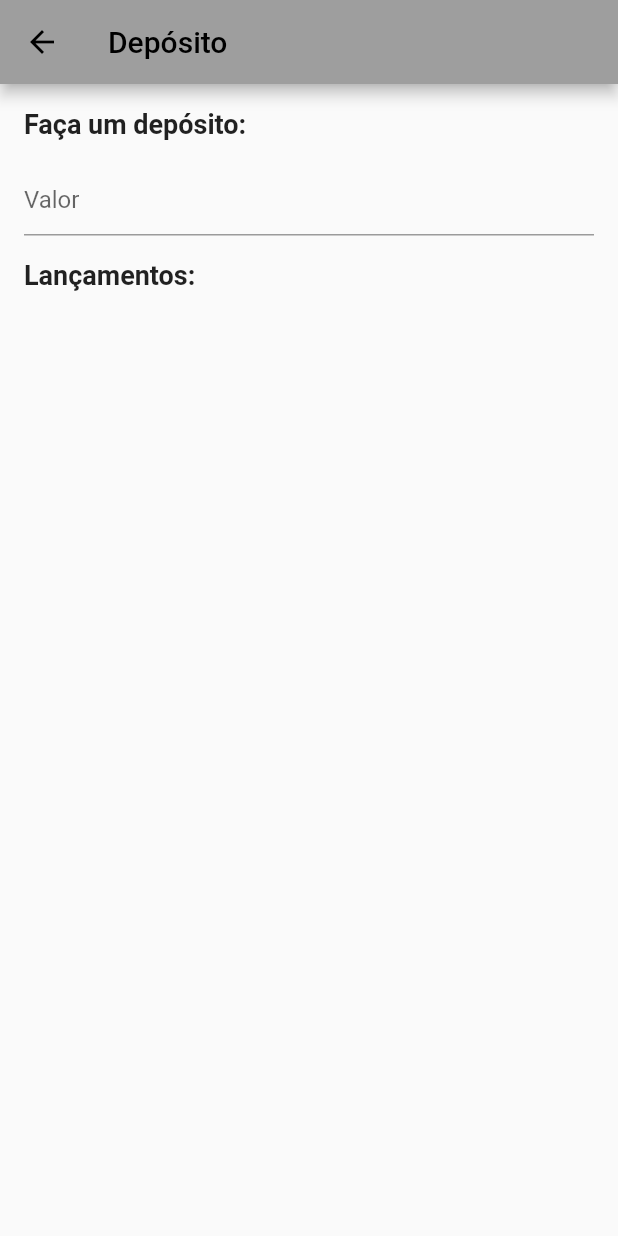
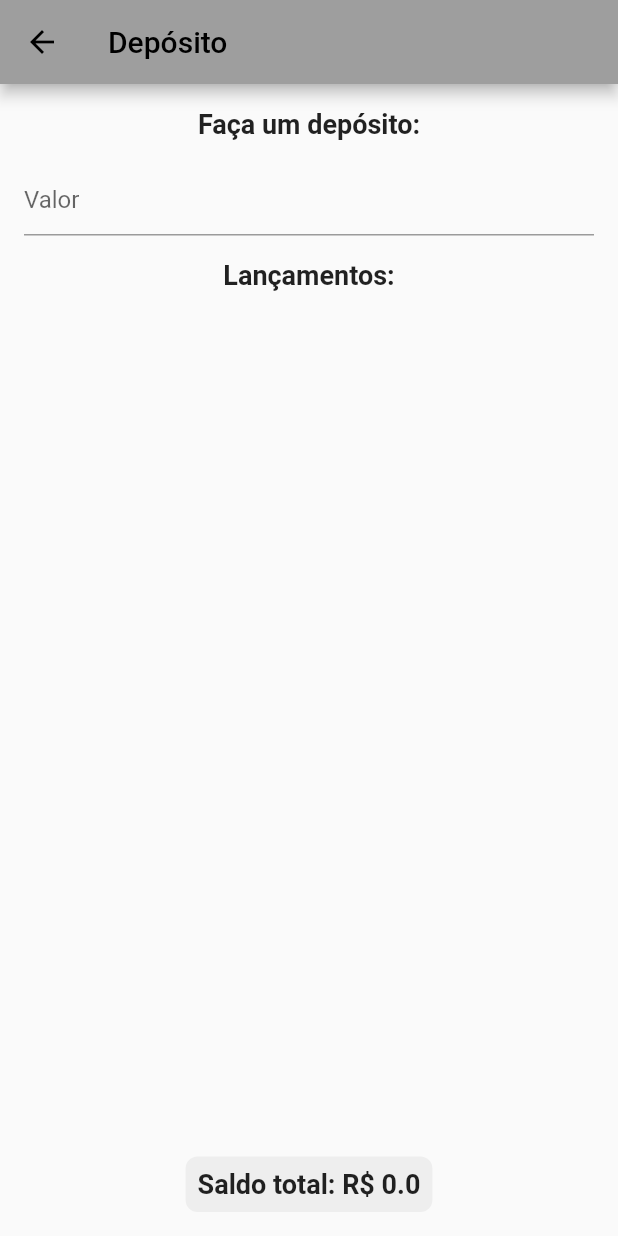
Before and after one commit to Lucasilvabr/MyWallet, a Flutter app: the deposito screen opened directly, on a phone screen of 412 x 824 dp. Run offline on Flutter 3.47's test engine with Material 2 defaults, Android fonts, the phone set to English and light mode, and no system bars.

Commit message:
enviando atualizacoes

```diff
--- a/lib/deposito.dart
+++ b/lib/deposito.dart
@@ -8,11 +8,20 @@ class deposito extends StatefulWidget {
 
 class _depositoState extends State<deposito> {
   List<double> lancamentos = [];
+  double saldo = 0.0;
+  final valorController = TextEditingController();
 
   void _adicionarLancamento(double valor) {
     setState(() {
       lancamentos.add(valor);
+      saldo += valor;
     });
+  }
+
+  @override
+  void dispose() {
+    valorController.dispose();
+    super.dispose();
   }
 
   @override
@@ -24,7 +33,7 @@ class _depositoState extends State<deposito> {
       body: Container(
         padding: EdgeInsets.all(16),
         child: Column(
-          crossAxisAlignment: CrossAxisAlignment.start,
+          mainAxisAlignment: MainAxisAlignment.center, // alinhamento centralizado
           children: [
             Text(
               'Faça um depósito:',
@@ -35,13 +44,31 @@ class _depositoState extends State<deposito> {
             ),
             SizedBox(height: 16),
             TextFormField(
+              controller: valorController,
               keyboardType: TextInputType.number,
               decoration: InputDecoration(
                 hintText: 'Valor',
               ),
               onFieldSubmitted: (String value) {
                 double valor = double.tryParse(value) ?? 0;
-                _adicionarLancamento(valor);
+                if (valor > 0) {
+                  _adicionarLancamento(valor);
+                  showDialog(
+                    context: context,
+                    builder: (_) => AlertDialog(
+                      title: Text('Depósito'),
+                      content: Text('Você depositou R\$ $valor.'),
+                      actions: [
+                        TextButton(
+                          child: Text('Ok'),
+                          onPressed: () {
+                            Navigator.pop(context);
+                          },
+                        )
+                      ],
+                    ),
+                  );
+                }
               },
             ),
             SizedBox(height: 16),
@@ -60,15 +87,25 @@ class _depositoState extends State<deposito> {
                   return Text(
                     'R\$ $valor',
                     style: TextStyle(fontSize: 16),
-
                   );
-                  ScaffoldMessenger.of(context).showSnackBar(
-                  SnackBar(
-                    content: Text('você acabou de depositar em sua poupança.'),
+                },
+              ),
+            ),
+            SizedBox(height: 16),
+            Center( // caixa de texto centralizada
+              child: Container(
+                padding: EdgeInsets.all(8),
+                decoration: BoxDecoration(
+                  color: Colors.grey[200],
+                  borderRadius: BorderRadius.circular(8),
+                ),
+                child: Text(
+                  'Saldo total: R\$ $saldo',
+                  style: TextStyle(
+                    fontSize: 18,
+                    fontWeight: FontWeight.bold,
                   ),
-                );
-                },
-
+                ),
               ),
             ),
           ],
```
